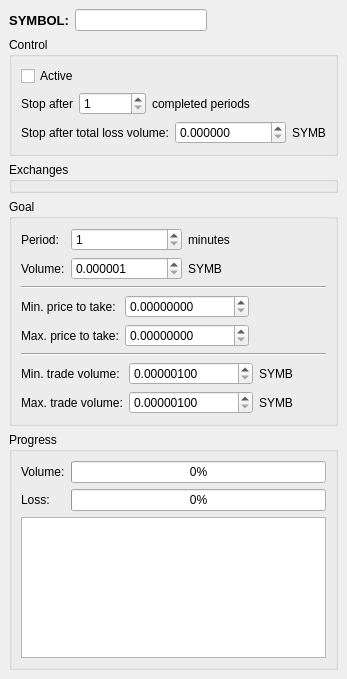
alimogh/trdk, file sources/Strategies/MarketMaker/TakerStrategyWindow.ui: the form before one commit.
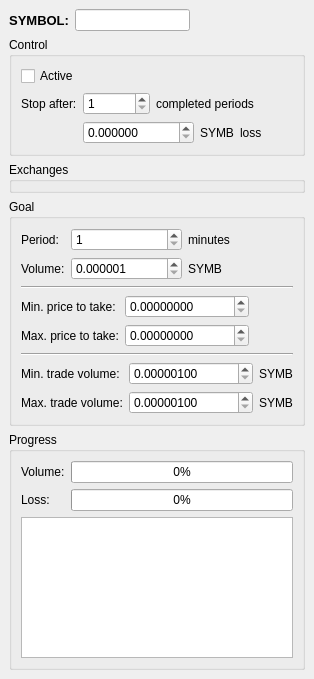
The form after the commit.

Commit message: Changed Taker strategy window layout.

```diff
--- a/sources/Strategies/MarketMaker/TakerStrategyWindow.ui
+++ b/sources/Strategies/MarketMaker/TakerStrategyWindow.ui
@@ -6,7 +6,7 @@
    <rect>
     <x>0</x>
     <y>0</y>
-    <width>345</width>
+    <width>303</width>
     <height>679</height>
    </rect>
   </property>
@@ -63,25 +63,23 @@
       </property>
       <layout class="QVBoxLayout" name="verticalLayout_3">
        <item>
-        <layout class="QHBoxLayout" name="horizontalLayout">
-         <item>
           <widget class="QCheckBox" name="activationToggle">
            <property name="text">
             <string>Active</string>
            </property>
           </widget>
          </item>
-        </layout>
-       </item>
        <item>
-        <layout class="QHBoxLayout" name="horizontalLayout_3">
-         <item>
+        <layout class="QGridLayout" name="gridLayout_5">
+         <item row="0" column="0">
           <widget class="QLabel" name="stopAfterNumberOfPeriodsBeginLabel">
            <property name="text">
-            <string>Stop after</string>
+            <string>Stop after:</string>
            </property>
           </widget>
          </item>
+         <item row="0" column="1">
+          <layout class="QHBoxLayout" name="horizontalLayout_3">
          <item>
           <widget class="QSpinBox" name="stopAfterNumberOfPeriods">
            <property name="minimum">
@@ -106,7 +104,7 @@
            </property>
            <property name="sizeHint" stdset="0">
             <size>
-             <width>0</width>
+               <width>13</width>
              <height>20</height>
             </size>
            </property>
@@ -114,15 +112,8 @@
          </item>
         </layout>
        </item>
-       <item>
+         <item row="1" column="1">
         <layout class="QHBoxLayout" name="horizontalLayout_4">
-         <item>
-          <widget class="QLabel" name="maxLossVolumeSymbolLabel">
-           <property name="text">
-            <string>Stop after total loss volume:</string>
-           </property>
-          </widget>
-         </item>
          <item>
           <widget class="QDoubleSpinBox" name="maxLossVolume">
            <property name="decimals">
@@ -137,6 +128,8 @@
           </widget>
          </item>
          <item>
+            <layout class="QHBoxLayout" name="horizontalLayout">
+             <item>
           <widget class="QLabel" name="maxLossVolumeSymbol">
            <property name="text">
             <string>SYMB</string>
@@ -144,17 +137,28 @@
           </widget>
          </item>
          <item>
+              <widget class="QLabel" name="maxLossVolumeSymbolLabel">
+               <property name="text">
+                <string>loss</string>
+               </property>
+              </widget>
+             </item>
+            </layout>
+           </item>
+           <item>
           <spacer name="horizontalSpacer_4">
            <property name="orientation">
             <enum>Qt::Horizontal</enum>
            </property>
            <property name="sizeHint" stdset="0">
             <size>
-             <width>0</width>
-             <height>20</height>
+               <width>13</width>
+               <height>17</height>
             </size>
            </property>
           </spacer>
+           </item>
+          </layout>
          </item>
         </layout>
        </item>
```
Lines whose indentation alone changed are shown as unchanged.
